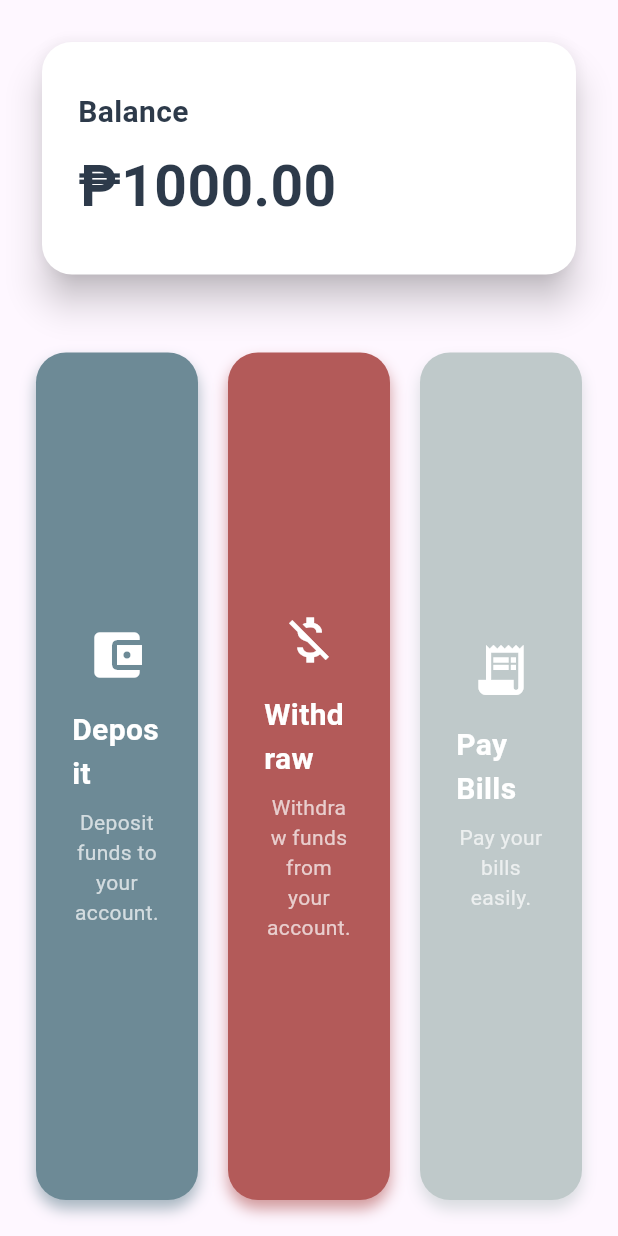
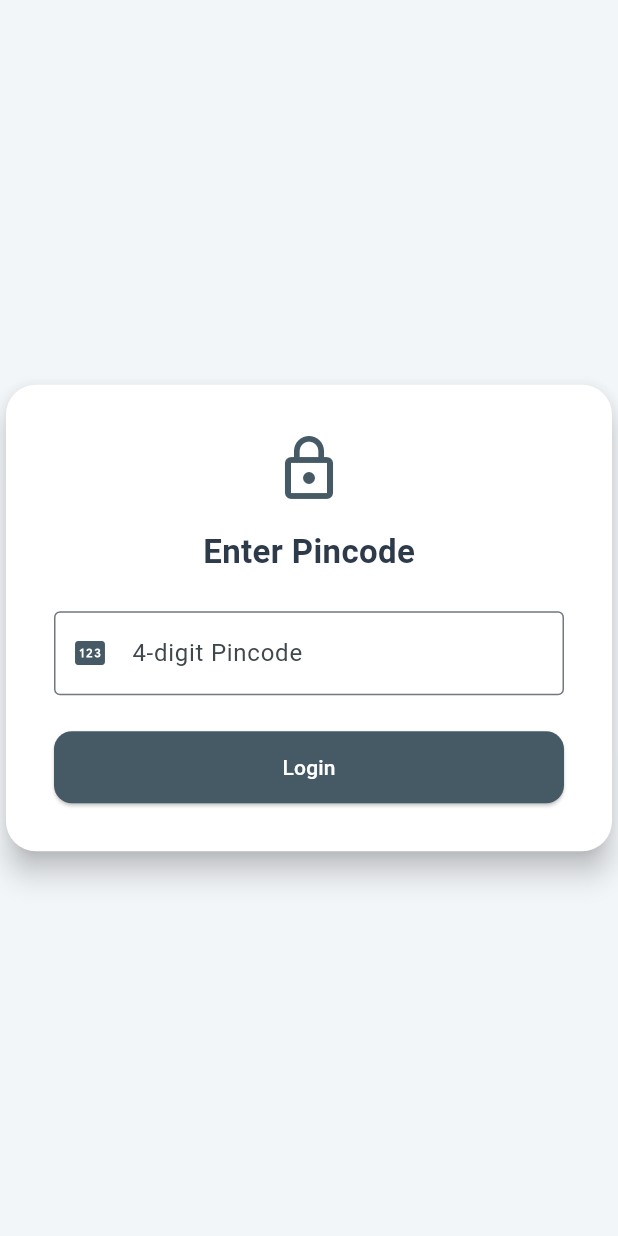
Before and after one commit to jarelltamonte/ATM-Machine-with-Flutter, a Flutter app: the screen it shows after launch, on a phone screen of 412 x 824 dp. Run offline on Flutter 3.47's test engine with Material 3 defaults, Android fonts, the phone set to English and light mode, and no system bars.

Commit message:
Fixed the missing pincode validation

```diff
--- a/lib/main.dart
+++ b/lib/main.dart
@@ -9,9 +9,118 @@ class MyApp extends StatelessWidget {
 
   @override
   Widget build(BuildContext context) {
-    return const MaterialApp(
+    return MaterialApp(
       debugShowCheckedModeBanner: false,
-      home: HomePage(),
+      title: 'Pincode Login Demo',
+      theme: ThemeData(
+        colorScheme: ColorScheme.fromSeed(seedColor: Colors.blueGrey),
+        useMaterial3: true,
+      ),
+      home: const LoginPage(),
+    );
+  }
+}
+
+class LoginPage extends StatefulWidget {
+  const LoginPage({super.key});
+
+  @override
+  State<LoginPage> createState() => _LoginPageState();
+}
+
+class _LoginPageState extends State<LoginPage> {
+  final TextEditingController _pincodeController = TextEditingController();
+  int _attempts = 0;
+  String? _error;
+  final String _correctPincode = '1234';
+
+  void _login() {
+    if (_pincodeController.text == _correctPincode) {
+      Navigator.pushReplacement(
+        context,
+        MaterialPageRoute(builder: (context) => const HomePage()),
+      );
+    } else {
+      setState(() {
+        _attempts++;
+        if (_attempts >= 3) {
+          _error = 'Too many failed attempts. Login disabled.';
+        } else {
+          _error = 'Invalid pincode. Attempts left: ${3 - _attempts}';
+        }
+      });
+    }
+  }
+
+  @override
+  Widget build(BuildContext context) {
+    return Scaffold(
+      backgroundColor: const Color(0xFFF3F6F9),
+      body: Center(
+        child: Card(
+          elevation: 8,
+          shape: RoundedRectangleBorder(
+            borderRadius: BorderRadius.circular(20),
+          ),
+          color: Colors.white,
+          child: Padding(
+            padding: const EdgeInsets.all(32.0),
+            child: Column(
+              mainAxisSize: MainAxisSize.min,
+              children: [
+                Icon(Icons.lock_outline, size: 48, color: Colors.blueGrey[700]),
+                const SizedBox(height: 16),
+                const Text(
+                  'Enter Pincode',
+                  style: TextStyle(
+                    fontSize: 22,
+                    fontWeight: FontWeight.bold,
+                    color: Color(0xFF2D3A4A),
+                  ),
+                ),
+                const SizedBox(height: 24),
+                TextField(
+                  controller: _pincodeController,
+                  keyboardType: TextInputType.number,
+                  maxLength: 4,
+                  obscureText: true,
+                  enabled: _attempts < 3,
+                  decoration: InputDecoration(
+                    labelText: '4-digit Pincode',
+                    border: const OutlineInputBorder(),
+                    counterText: '',
+                    prefixIcon: Icon(
+                      Icons.pin,
+                      color: Colors.blueGrey[700],
+                    ), // Added icon
+                  ),
+                  onSubmitted: (_) => _login(),
+                ),
+                const SizedBox(height: 24),
+                SizedBox(
+                  width: double.infinity,
+                  child: ElevatedButton(
+                    onPressed: _attempts >= 3 ? null : _login,
+                    style: ElevatedButton.styleFrom(
+                      backgroundColor: Colors.blueGrey[700],
+                      foregroundColor: Colors.white,
+                      shape: RoundedRectangleBorder(
+                        borderRadius: BorderRadius.circular(12),
+                      ),
+                      padding: const EdgeInsets.symmetric(vertical: 14),
+                    ),
+                    child: const Text('Login'),
+                  ),
+                ),
+                if (_error != null) ...[
+                  const SizedBox(height: 16),
+                  Text(_error!, style: const TextStyle(color: Colors.red)),
+                ],
+              ],
+            ),
+          ),
+        ),
+      ),
     );
   }
 }
@@ -44,7 +153,7 @@ class _HomePageState extends State<HomePage> {
     Navigator.pop(context);
   }
 
-  void _payBills(double amount) {
+  void _payBills(String biller, double amount) {
     if (amount > _balance) {
       _showErrorDialog('Insufficient funds!');
       return;
@@ -58,13 +167,15 @@ class _HomePageState extends State<HomePage> {
   void _showErrorDialog(String message) {
     showDialog(
       context: context,
-      builder: (context) => AlertDialog(
+      builder:
+          (context) => AlertDialog(
             title: const Text('Error'),
             content: Text(message),
             actions: [
               TextButton(
                 onPressed: () => Navigator.pop(context),
-              child: const Text('OK')),
+                child: const Text('OK'),
+              ),
             ],
           ),
     );
@@ -79,11 +190,14 @@ class _HomePageState extends State<HomePage> {
 
     showDialog(
       context: context,
-      builder: (context) => AlertDialog(
+      builder:
+          (context) => AlertDialog(
             title: Text(title),
             content: TextField(
               controller: controller,
-          keyboardType: TextInputType.numberWithOptions(decimal: true),
+              keyboardType: const TextInputType.numberWithOptions(
+                decimal: true,
+              ),
               decoration: const InputDecoration(
                 labelText: 'Enter amount',
                 prefixText: '₱',
@@ -92,7 +206,8 @@ class _HomePageState extends State<HomePage> {
             actions: [
               TextButton(
                 onPressed: () => Navigator.pop(context),
-              child: const Text('Cancel')),
+                child: const Text('Cancel'),
+              ),
               ElevatedButton(
                 onPressed: () {
                   final input = controller.text.trim();
@@ -107,6 +222,62 @@ class _HomePageState extends State<HomePage> {
                   onConfirmed(amount);
                 },
                 child: Text(actionText),
+              ),
+            ],
+          ),
+    );
+  }
+
+  void _showPayBillsDialog() {
+    final TextEditingController billerController = TextEditingController();
+    final TextEditingController amountController = TextEditingController();
+
+    showDialog(
+      context: context,
+      builder: (context) => AlertDialog(
+        title: const Text('Pay Bills'),
+        content: Column(
+          mainAxisSize: MainAxisSize.min,
+          children: [
+            TextField(
+              controller: billerController,
+              decoration: const InputDecoration(
+                labelText: 'Biller Name',
+              ),
+            ),
+            const SizedBox(height: 16),
+            TextField(
+              controller: amountController,
+              keyboardType: const TextInputType.numberWithOptions(decimal: true),
+              decoration: const InputDecoration(
+                labelText: 'Amount',
+                prefixText: '₱',
+              ),
+            ),
+          ],
+        ),
+        actions: [
+          TextButton(
+            onPressed: () => Navigator.pop(context),
+            child: const Text('Cancel'),
+          ),
+          ElevatedButton(
+            onPressed: () {
+              final biller = billerController.text.trim();
+              final input = amountController.text.trim();
+              if (biller.isEmpty) {
+                _showErrorDialog('Please enter the biller name.');
+                return;
+              }
+              if (input.isEmpty) return;
+              final amount = double.tryParse(input);
+              if (amount == null || amount <= 0) {
+                _showErrorDialog('Please enter a valid positive number.');
+                return;
+              }
+              _payBills(biller, amount);
+            },
+            child: const Text('Pay'),
           ),
         ],
       ),
@@ -130,10 +301,10 @@ class _HomePageState extends State<HomePage> {
           borderRadius: BorderRadius.circular(20),
           boxShadow: [
             BoxShadow(
-              color: color.withOpacity(0.6),
-              offset: const Offset(0, 6),
+              color: color.withOpacity(0.18),
+              offset: const Offset(0, 4),
               blurRadius: 8,
-            )
+            ),
           ],
         ),
         child: Column(
@@ -152,10 +323,7 @@ class _HomePageState extends State<HomePage> {
             const SizedBox(height: 8),
             Text(
               subtitle,
-              style: const TextStyle(
-                color: Colors.white70,
-                fontSize: 14,
-              ),
+              style: const TextStyle(color: Colors.white70, fontSize: 14),
               textAlign: TextAlign.center,
             ),
           ],
@@ -167,22 +335,31 @@ class _HomePageState extends State<HomePage> {
   @override
   Widget build(BuildContext context) {
     return Scaffold(
+      backgroundColor: const Color(0xFFF3F6F9),
+      appBar: AppBar(
+        title: const Text('My Wallet'),
+        backgroundColor: Colors.blueGrey[700],
+        foregroundColor: Colors.white,
+        elevation: 0,
+      ),
       body: SafeArea(
         child: Padding(
           padding: const EdgeInsets.symmetric(horizontal: 24, vertical: 24),
           child: Column(
             crossAxisAlignment: CrossAxisAlignment.start,
             children: [
-              // Balance Card Container
               Card(
-                color: Colors.white,
-                elevation: 10,
+                color: Colors.blueGrey[50],
+                elevation: 6,
                 shape: RoundedRectangleBorder(
                   borderRadius: BorderRadius.circular(20),
                 ),
                 child: Container(
                   width: double.infinity,
-                  padding: const EdgeInsets.symmetric(vertical: 32, horizontal: 24),
+                  padding: const EdgeInsets.symmetric(
+                    vertical: 32,
+                    horizontal: 24,
+                  ),
                   child: Column(
                     crossAxisAlignment: CrossAxisAlignment.start,
                     children: [
@@ -207,15 +384,13 @@ class _HomePageState extends State<HomePage> {
                   ),
                 ),
               ),
-
               const SizedBox(height: 48),
-
               Expanded(
                 child: Row(
                   children: [
                     Expanded(
                       child: _buildCard(
-                        color: const Color(0xFF6D8A96),
+                        color: const Color(0xFF607D8B),
                         icon: Icons.account_balance_wallet,
                         title: 'Deposit',
                         subtitle: 'Deposit funds to your account.',
@@ -229,7 +404,7 @@ class _HomePageState extends State<HomePage> {
                     const SizedBox(width: 20),
                     Expanded(
                       child: _buildCard(
-                        color: const Color(0xFFB35A59),
+                        color: const Color(0xFF789262),
                         icon: Icons.money_off,
                         title: 'Withdraw',
                         subtitle: 'Withdraw funds from your account.',
@@ -243,15 +418,11 @@ class _HomePageState extends State<HomePage> {
                     const SizedBox(width: 20),
                     Expanded(
                       child: _buildCard(
-                        color: const Color(0xFFBFC9CA),
+                        color: const Color(0xFF90A4AE),
                         icon: Icons.receipt_long,
                         title: 'Pay Bills',
                         subtitle: 'Pay your bills easily.',
-                        onTap: () => _showAmountDialog(
-                          title: 'Pay Bills',
-                          actionText: 'Pay',
-                          onConfirmed: _payBills,
-                        ),
+                        onTap: _showPayBillsDialog,
                       ),
                     ),
                   ],
```
Lines whose indentation alone changed are shown as unchanged.
